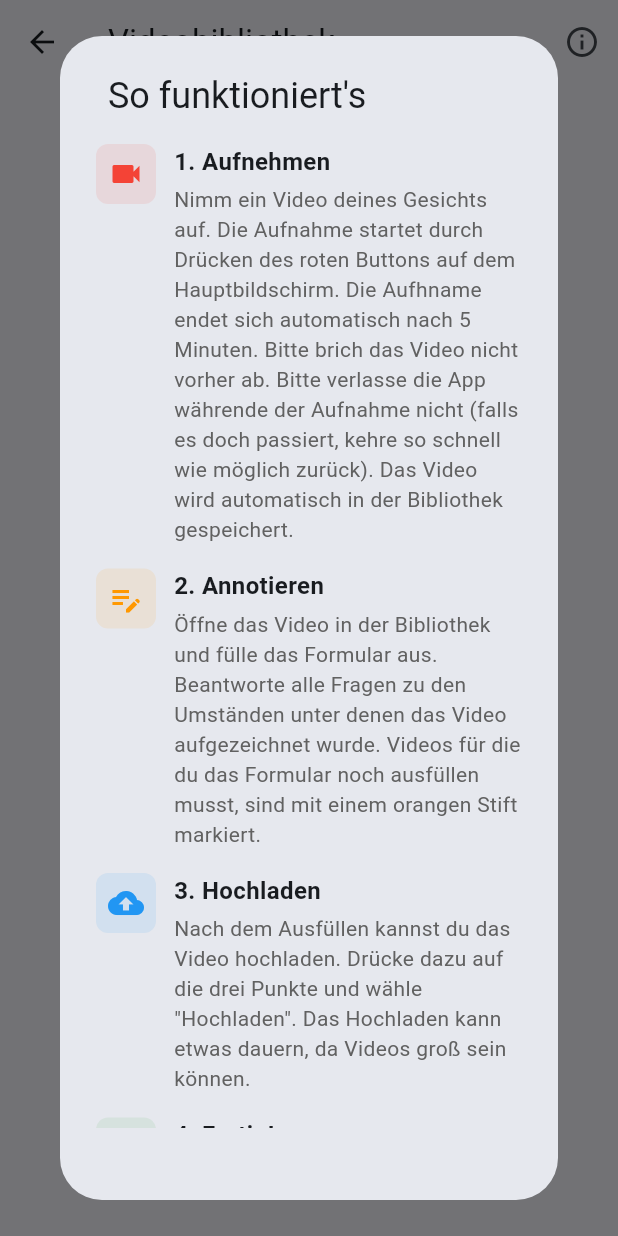
After one commit to miriampalmetshofer/face_log, a Flutter app: the VideoLibraryScreen screen opened directly, after a tap on the "info outline" icon, on a phone screen of 412 x 824 dp. The commit adds this screen. Run offline on Flutter 3.47's test engine with Material 3 defaults, Android fonts, the phone set to English and light mode, and no system bars; our stand-ins replace camera, firebase_core, firebase_storage, flutter_local_notifications, permission_handler, share_plus and 3 more; missing offline and left inert: flutter_inappwebview, video_thumbnail; accounts and stored records are empty.

Commit message:
Info icon library

```diff
--- a/lib/screens/video_library_screen.dart
+++ b/lib/screens/video_library_screen.dart
@@ -2,6 +2,7 @@ import 'package:face_log/services/annotation_storage_service.dart';
 import 'package:face_log/services/firebase_storage_service.dart';
 import 'package:face_log/services/user_preferences_service.dart';
 import 'package:face_log/widgets/video_list_item.dart';
+import 'package:face_log/widgets/video_library_info_dialog.dart';
 import 'package:flutter/material.dart';
 import 'dart:io';
 import 'package:path_provider/path_provider.dart';
@@ -241,11 +242,19 @@ class _VideoLibraryScreenState extends State<VideoLibraryScreen> {
     return '${(bytes / (1024 * 1024 * 1024)).toStringAsFixed(1)} GB';
   }
 
+
   @override
   Widget build(BuildContext context) {
     return Scaffold(
       appBar: AppBar(
         title: const Text('Videobibliothek'),
+        actions: [
+          IconButton(
+            icon: const Icon(Icons.info_outline),
+            onPressed: () => VideoLibraryInfoDialog.show(context),
+            tooltip: 'Informationen',
+          ),
+        ],
       ),
       body: Column(
         crossAxisAlignment: CrossAxisAlignment.start,
--- a/lib/widgets/controls.dart
+++ b/lib/widgets/controls.dart
@@ -32,7 +32,7 @@ class Controls extends StatelessWidget {
           FloatingActionButton.large(
             heroTag: 'record_button',
             onPressed: isInitialized ? onToggleRecording : null,
-            backgroundColor: isRecording ? Colors.orange : Colors.blue,
+            backgroundColor: isRecording ? Colors.orange : Colors.red,
             child: Icon(
               isRecording ? Icons.stop : Icons.fiber_manual_record,
               size: 40,
--- /dev/null
+++ b/lib/widgets/video_library_info_dialog.dart
@@ -0,0 +1,120 @@
+import 'package:flutter/material.dart';
+
+class VideoLibraryInfoDialog extends StatelessWidget {
+  const VideoLibraryInfoDialog({super.key});
+
+  @override
+  Widget build(BuildContext context) {
+    return AlertDialog(
+      title: const Row(
+        children: [
+          SizedBox(width: 8),
+          Text('So funktioniert\'s'),
+        ],
+      ),
+      content: SizedBox(
+        width: double.maxFinite,
+        child: Column(
+          mainAxisSize: MainAxisSize.min,
+          children: [
+            Flexible(
+              child: SingleChildScrollView(
+                child: Column(
+                  crossAxisAlignment: CrossAxisAlignment.start,
+                  children: [
+                    _buildInfoStep(
+                      '1. Aufnehmen',
+                      'Nimm ein Video deines Gesichts auf. Die Aufnahme startet durch Drücken des roten Buttons auf dem Hauptbildschirm. Die Aufhname endet sich automatisch nach 5 Minuten. Bitte brich das Video nicht vorher ab. Bitte verlasse die App währende der Aufnahme nicht (falls es doch passiert, kehre so schnell wie möglich zurück). Das Video wird automatisch in der Bibliothek gespeichert.',
+                      Icons.videocam,
+                      Colors.red,
+                    ),
+                    const SizedBox(height: 16),
+                    _buildInfoStep(
+                      '2. Annotieren',
+                      'Öffne das Video in der Bibliothek und fülle das Formular aus. Beantworte alle Fragen zu den Umständen unter denen das Video aufgezeichnet wurde. Videos für die du das Formular noch ausfüllen musst, sind mit einem orangen Stift markiert.',
+                      Icons.edit_note,
+                      Colors.orange,
+                    ),
+                    const SizedBox(height: 16),
+                    _buildInfoStep(
+                      '3. Hochladen',
+                      'Nach dem Ausfüllen kannst du das Video hochladen. Drücke dazu auf die drei Punkte und wähle "Hochladen". Das Hochladen kann etwas dauern, da Videos groß sein können.',
+                      Icons.cloud_upload,
+                      Colors.blue,
+                    ),
+                    const SizedBox(height: 16),
+                    _buildInfoStep(
+                      '4. Fertig!',
+                      'Erfolgreich hochgeladene Videos sind mit einem grünen Häkchen markiert. Videos sollten grundsätzlich nicht mehrmals hochgeladen werden.',
+                      Icons.check_circle,
+                      Colors.green,
+                    ),
+                    const SizedBox(height: 24),
+                    // Button at bottom of scroll content
+                    Center(
+                      child: ElevatedButton(
+                        onPressed: () => Navigator.of(context).pop(),
+                        style: ElevatedButton.styleFrom(
+                          padding: const EdgeInsets.symmetric(horizontal: 32, vertical: 12),
+                        ),
+                        child: const Text('Verstanden'),
+                      ),
+                    ),
+                    const SizedBox(height: 8),
+                  ],
+                ),
+              ),
+            ),
+          ],
+        ),
+      ),
+      actions: const [], // Remove default actions since button is in content
+    );
+  }
+
+  Widget _buildInfoStep(String title, String description, IconData icon, Color color) {
+    return Row(
+      crossAxisAlignment: CrossAxisAlignment.start,
+      children: [
+        Container(
+          padding: const EdgeInsets.all(8),
+          decoration: BoxDecoration(
+            color: color.withOpacity(0.1),
+            borderRadius: BorderRadius.circular(8),
+          ),
+          child: Icon(icon, color: color, size: 24),
+        ),
+        const SizedBox(width: 12),
+        Expanded(
+          child: Column(
+            crossAxisAlignment: CrossAxisAlignment.start,
+            children: [
+              Text(
+                title,
+                style: const TextStyle(
+                  fontWeight: FontWeight.bold,
+                  fontSize: 16,
+                ),
+              ),
+              const SizedBox(height: 4),
+              Text(
+                description,
+                style: TextStyle(
+                  fontSize: 14,
+                  color: Colors.grey.shade700,
+                ),
+              ),
+            ],
+          ),
+        ),
+      ],
+    );
+  }
+
+  static void show(BuildContext context) {
+    showDialog(
+      context: context,
+      builder: (BuildContext context) => const VideoLibraryInfoDialog(),
+    );
+  }
+}
```
